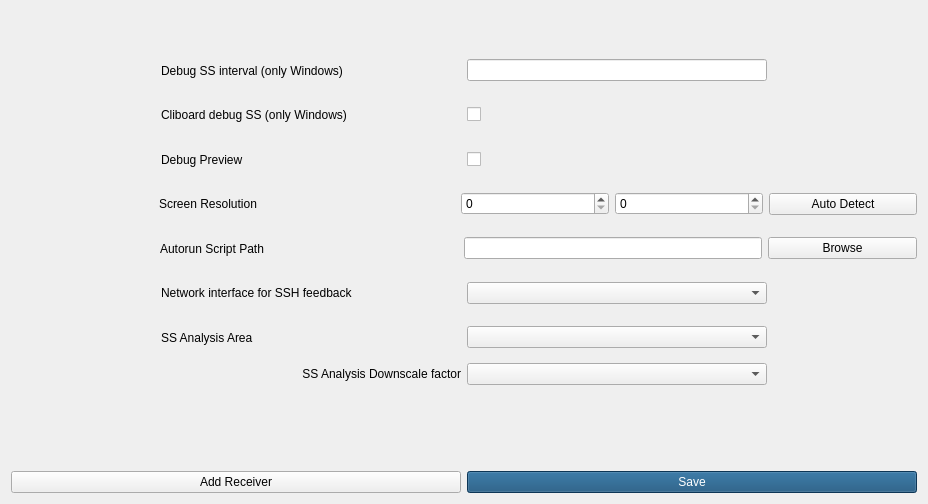
Qt form ScreenLedGUI/settingswindow.ui (0LTSU0/ScreenLed) before a commit.
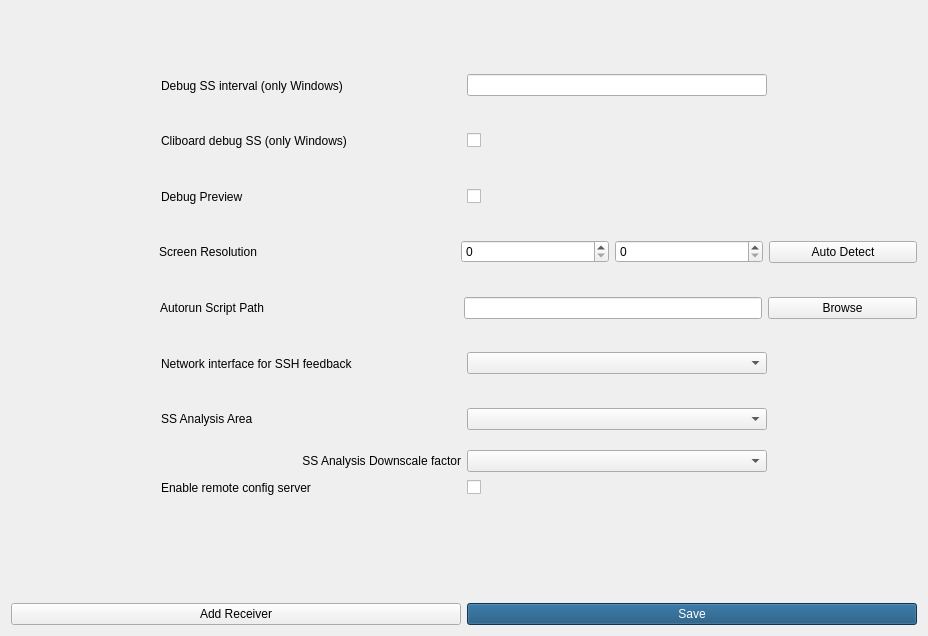
The same form after that commit.

Commit message: remote config server enabled config to settings window

Patch:
```diff
--- a/ScreenLedGUI/settingswindow.ui
+++ b/ScreenLedGUI/settingswindow.ui
@@ -7,7 +7,7 @@
     <x>0</x>
     <y>0</y>
     <width>928</width>
-    <height>504</height>
+    <height>636</height>
    </rect>
   </property>
   <property name="windowTitle">
@@ -16,6 +16,9 @@
   <layout class="QVBoxLayout" name="verticalLayout_2">
    <item>
     <spacer name="verticalSpacer_2">
+     <property name="orientation">
+      <enum>Qt::Vertical</enum>
+     </property>
      <property name="sizeHint" stdset="0">
       <size>
        <width>20</width>
@@ -28,6 +31,9 @@
     <layout class="QHBoxLayout" name="horizontalLayout_2" stretch="1,2,2,1">
      <item>
       <spacer name="horizontalSpacer">
+       <property name="orientation">
+        <enum>Qt::Vertical</enum>
+       </property>
        <property name="sizeHint" stdset="0">
         <size>
          <width>40</width>
@@ -48,6 +54,9 @@
      </item>
      <item>
       <spacer name="horizontalSpacer_2">
+       <property name="orientation">
+        <enum>Qt::Vertical</enum>
+       </property>
        <property name="sizeHint" stdset="0">
         <size>
          <width>40</width>
@@ -62,6 +71,9 @@
     <layout class="QHBoxLayout" name="horizontalLayout" stretch="1,2,2,1">
      <item>
       <spacer name="horizontalSpacer_3">
+       <property name="orientation">
+        <enum>Qt::Vertical</enum>
+       </property>
        <property name="sizeHint" stdset="0">
         <size>
          <width>40</width>
@@ -86,6 +98,9 @@
      </item>
      <item>
       <spacer name="horizontalSpacer_4">
+       <property name="orientation">
+        <enum>Qt::Vertical</enum>
+       </property>
        <property name="sizeHint" stdset="0">
         <size>
          <width>40</width>
@@ -100,6 +115,9 @@
     <layout class="QHBoxLayout" name="horizontalLayout_3" stretch="1,2,2,1">
      <item>
       <spacer name="horizontalSpacer_5">
+       <property name="orientation">
+        <enum>Qt::Vertical</enum>
+       </property>
        <property name="sizeHint" stdset="0">
         <size>
          <width>40</width>
@@ -124,6 +142,9 @@
      </item>
      <item>
       <spacer name="horizontalSpacer_6">
+       <property name="orientation">
+        <enum>Qt::Vertical</enum>
+       </property>
        <property name="sizeHint" stdset="0">
         <size>
          <width>40</width>
@@ -138,6 +159,9 @@
     <layout class="QHBoxLayout" name="horizontalLayout_4" stretch="1,2,1,1,1">
      <item>
       <spacer name="horizontalSpacer_7">
+       <property name="orientation">
+        <enum>Qt::Vertical</enum>
+       </property>
        <property name="sizeHint" stdset="0">
         <size>
          <width>40</width>
@@ -180,6 +204,9 @@
     <layout class="QHBoxLayout" name="horizontalLayout_5" stretch="1,2,2,1">
      <item>
       <spacer name="horizontalSpacer_8">
+       <property name="orientation">
+        <enum>Qt::Vertical</enum>
+       </property>
        <property name="sizeHint" stdset="0">
         <size>
          <width>40</width>
@@ -211,6 +238,9 @@
     <layout class="QHBoxLayout" name="horizontalLayout_7" stretch="1,2,2,1">
      <item>
       <spacer name="horizontalSpacer_9">
+       <property name="orientation">
+        <enum>Qt::Vertical</enum>
+       </property>
        <property name="sizeHint" stdset="0">
         <size>
          <width>40</width>
@@ -231,6 +261,9 @@
      </item>
      <item>
       <spacer name="horizontalSpacer_10">
+       <property name="orientation">
+        <enum>Qt::Vertical</enum>
+       </property>
        <property name="sizeHint" stdset="0">
         <size>
          <width>40</width>
@@ -245,6 +278,9 @@
     <layout class="QHBoxLayout" name="horizontalLayout_8" stretch="1,2,2,1">
      <item>
       <spacer name="horizontalSpacer_11">
+       <property name="orientation">
+        <enum>Qt::Vertical</enum>
+       </property>
        <property name="sizeHint" stdset="0">
         <size>
          <width>40</width>
@@ -265,6 +301,9 @@
      </item>
      <item>
       <spacer name="horizontalSpacer_12">
+       <property name="orientation">
+        <enum>Qt::Vertical</enum>
+       </property>
        <property name="sizeHint" stdset="0">
         <size>
          <width>40</width>
@@ -318,8 +357,55 @@
      </item>
     </layout>
    </item>
+   <item>
+    <layout class="QHBoxLayout" name="horizontalLayout_10" stretch="1,2,2,1">
+     <item>
+      <spacer name="horizontalSpacer_15">
+       <property name="orientation">
+        <enum>Qt::Horizontal</enum>
+       </property>
+       <property name="sizeHint" stdset="0">
+        <size>
+         <width>40</width>
+         <height>20</height>
+        </size>
+       </property>
+      </spacer>
+     </item>
+     <item>
+      <widget class="QLabel" name="remoteConfServer">
+       <property name="text">
+        <string>Enable remote config server</string>
+       </property>
+      </widget>
+     </item>
+     <item>
+      <widget class="QCheckBox" name="remoteConfServerVal">
+       <property name="text">
+        <string/>
+       </property>
+      </widget>
+     </item>
+     <item>
+      <spacer name="horizontalSpacer_16">
+       <property name="orientation">
+        <enum>Qt::Horizontal</enum>
+       </property>
+       <property name="sizeHint" stdset="0">
+        <size>
+         <width>40</width>
+         <height>20</height>
+        </size>
+       </property>
+      </spacer>
+     </item>
+    </layout>
+   </item>
    <item>
     <spacer name="verticalSpacer">
+     <property name="orientation">
+      <enum>Qt::Vertical</enum>
+     </property>
      <property name="sizeHint" stdset="0">
       <size>
        <width>20</width>
@@ -333,6 +419,9 @@
    </item>
    <item>
     <spacer name="verticalSpacer_3">
+     <property name="orientation">
+      <enum>Qt::Vertical</enum>
+     </property>
      <property name="sizeHint" stdset="0">
       <size>
        <width>20</width>
```
The commit also changes 7 other files.
